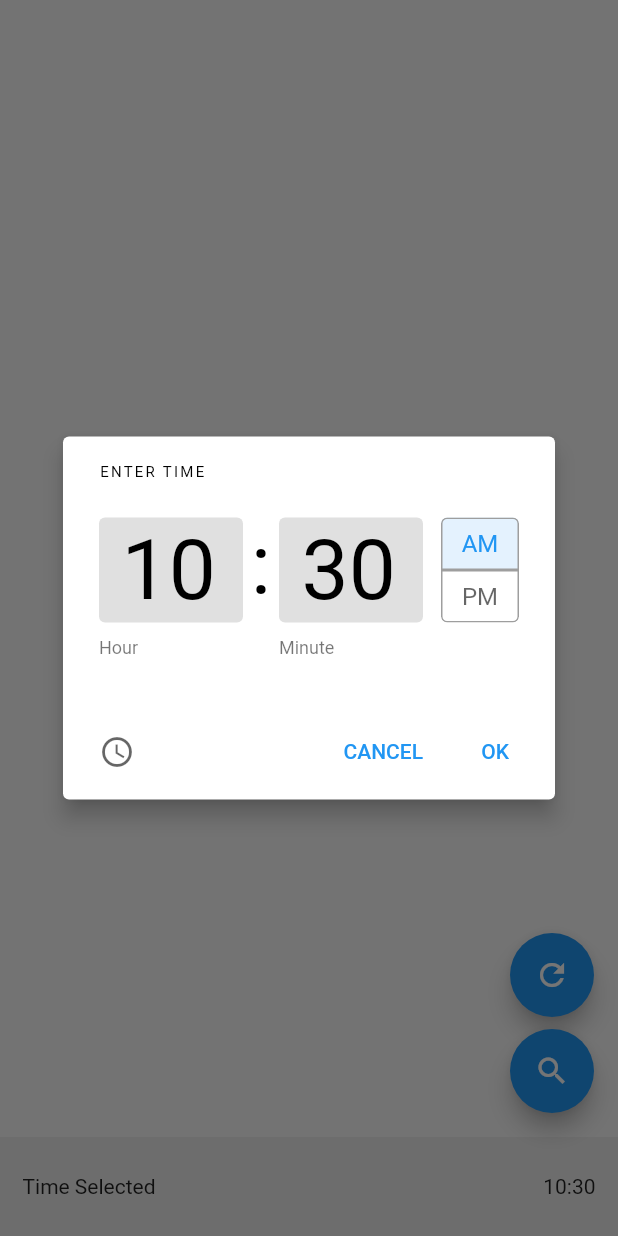
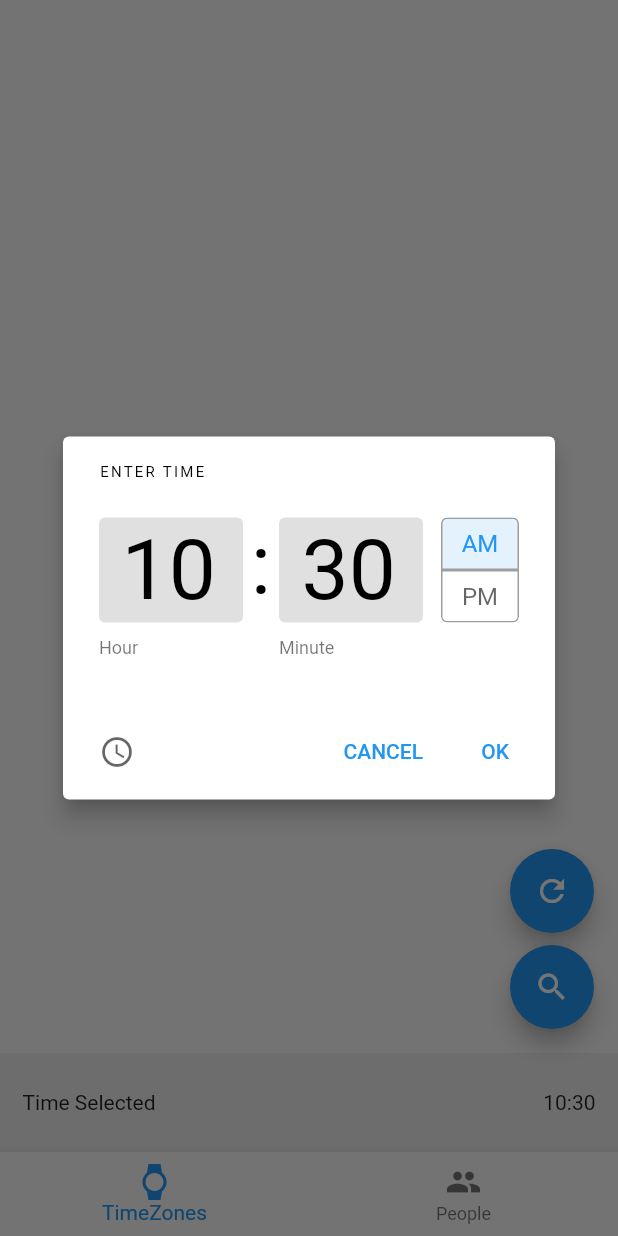
Before and after one commit to omartinma/timezones, a Flutter app: the screen it shows after launch, after a tap on "Time Selected", on a phone screen of 412 x 824 dp. Run offline on Flutter 3.47's test engine with Material 2 defaults, Android fonts, the phone set to English and light mode, and no system bars; our stand-ins replace bloc, equatable, flutter_bloc, flutter_slidable, shared_preferences; missing offline and left inert: instant; generated files the repository leaves out were written again.

Commit message:
feat: split tabs

```diff
--- a/lib/app/app.dart
+++ b/lib/app/app.dart
@@ -9,8 +9,8 @@ import 'package:flutter/material.dart';
 import 'package:flutter_bloc/flutter_bloc.dart';
 import 'package:flutter_localizations/flutter_localizations.dart';
 import 'package:time_zone_repository/time_zone_repository.dart';
+import 'package:timezones/home/home.dart';
 import 'package:timezones/l10n/l10n.dart';
-import 'package:timezones/time_zones/time_zones.dart';
 
 class App extends StatelessWidget {
   const App({
@@ -44,7 +44,7 @@ class AppView extends StatelessWidget {
         GlobalMaterialLocalizations.delegate,
       ],
       supportedLocales: AppLocalizations.supportedLocales,
-      home: const TimeZonesPage(),
+      home: const HomePage(),
     );
   }
 }
--- /dev/null
+++ b/lib/home/home.dart
@@ -0,0 +1 @@
+export 'view/view.dart';
--- /dev/null
+++ b/lib/home/view/home_page.dart
@@ -0,0 +1,36 @@
+import 'package:flutter/material.dart';
+import 'package:timezones/time_zones/time_zones.dart';
+
+class HomePage extends StatefulWidget {
+  const HomePage({Key? key}) : super(key: key);
+
+  @override
+  _HomePageState createState() => _HomePageState();
+}
+
+class _HomePageState extends State<HomePage> {
+  var _pageSelected = 0;
+  @override
+  Widget build(BuildContext context) {
+    return Scaffold(
+      body: IndexedStack(
+        index: _pageSelected,
+        children: [
+          const TimeZonesPage(),
+          Container(),
+        ],
+      ),
+      bottomNavigationBar: BottomNavigationBar(
+        items: const [
+          BottomNavigationBarItem(icon: Icon(Icons.watch), label: 'TimeZones'),
+          BottomNavigationBarItem(icon: Icon(Icons.people), label: 'People'),
+        ],
+        onTap: (value) {
+          setState(() {
+            _pageSelected = value;
+          });
+        },
+      ),
+    );
+  }
+}
--- /dev/null
+++ b/lib/home/view/view.dart
@@ -0,0 +1 @@
+export 'home_page.dart';
```
